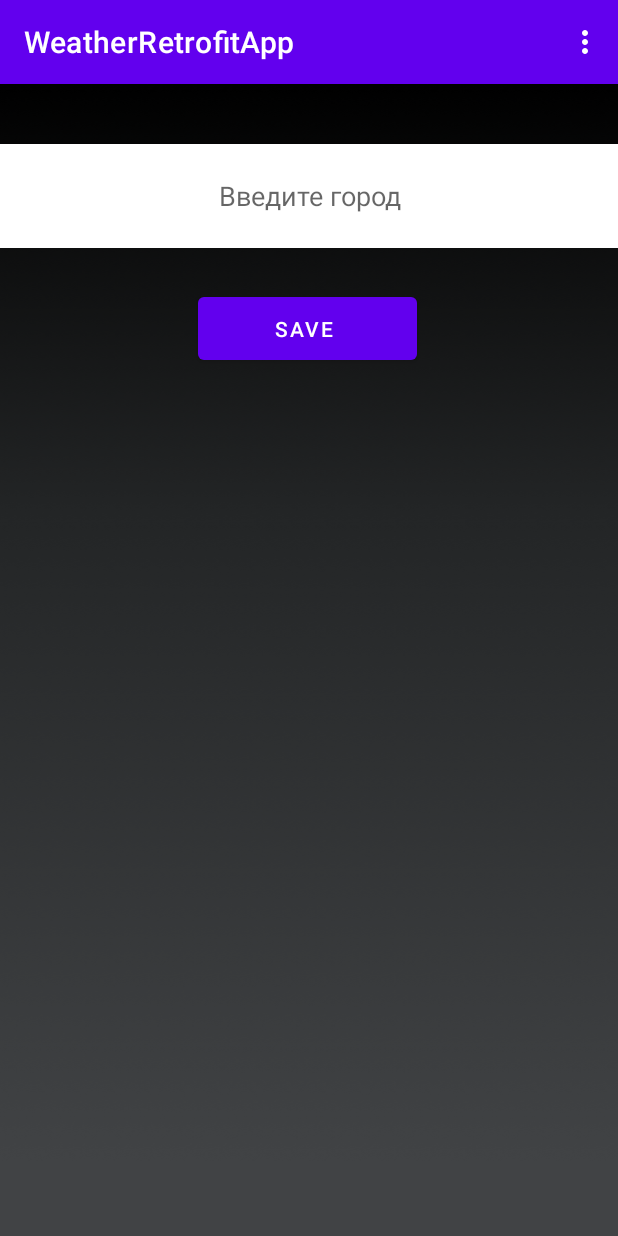
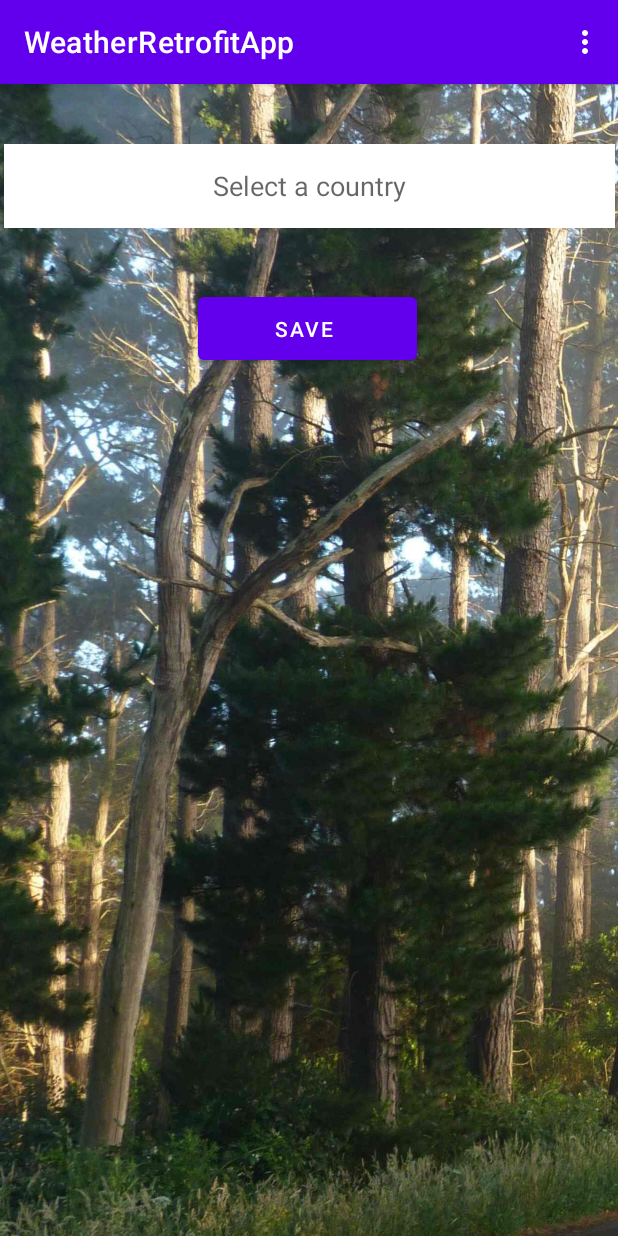
Before and after one commit to lakinsbeast/WeatherRetrofitApp, an Android app: the screen it shows after launch (LocationActivity), in the options menu, after a tap on "Location", on a phone screen of 412 x 824 dp. Run offline under Robolectric (Android 15) with nearby library versions, the phone set to English and light mode, and no system bars; pictures from the network do not load; 1 statement that could not run was skipped.

Commit message:
добавил autocompletetextvview и бэкграунд, меняющийся того, какой сейчас день(утро, день, вечер и ночь)

```diff
--- a/app/src/main/java/code/with/me/weatherretrofitapp/LocationActivity.kt
+++ b/app/src/main/java/code/with/me/weatherretrofitapp/LocationActivity.kt
@@ -1,27 +1,45 @@
 package code.with.me.weatherretrofitapp
 
-import android.content.Context
 import android.content.Intent
-import android.content.SharedPreferences
-import androidx.appcompat.app.AppCompatActivity
 import android.os.Bundle
+import android.util.Log
 import android.view.Menu
 import android.view.MenuInflater
+import android.widget.ArrayAdapter
+import androidx.appcompat.app.AppCompatActivity
 import code.with.me.weatherretrofitapp.databinding.ActivityLocationBinding
+import java.util.*
 
 class LocationActivity : AppCompatActivity() {
     private lateinit var binding: ActivityLocationBinding
     var town: String = ""
+    var countries = arrayOf<String>("Paris", "New-York", "London", "Bangkok", "Singapore",
+        "Dubai", "Phuket", "Rome", "Tokyo", "Istanbul", "Seoul", "Prague", "Mecca", "Miami",
+        "Mumbai", "Barcelona", "Moscow", "Budapest", "Melbourne", "Mexico", "Washington", "Nice",
+        "Frankfurt", "Warsaw", "Krakow", "Orlando")
 
     override fun onCreate(savedInstanceState: Bundle?) {
         super.onCreate(savedInstanceState)
         binding = ActivityLocationBinding.inflate(layoutInflater)
         setContentView(binding.root)
 
+        var date = Calendar.getInstance().get(Calendar.HOUR_OF_DAY)
+        Log.d("hours", date.toString())
+        when (date) {
+            0,1,2,3,4,5,6 -> binding.locactivity.setBackgroundResource(R.drawable.evening_forest)
+            7,8,9,10,11,12 -> binding.locactivity.setBackgroundResource(R.drawable.day_forest)
+            13,14,15,16,17,18 -> binding.locactivity.setBackgroundResource(R.drawable.evening_forest)
+            19,20,21,22,23 -> binding.locactivity.setBackgroundResource(R.drawable.night_forest)
+        }
+
+        val adapter = ArrayAdapter<String>(this, android.R.layout.simple_list_item_1, countries)
+        binding.choiceTown.setAdapter(adapter)
+
 
 
         binding.initTown.setOnClickListener {
-            town = binding.editTown.text.toString()
+//            town = binding.editTown.text.toString()
+            town = binding.choiceTown.text.toString()
             val i = Intent(this, MainActivity::class.java)
             i.putExtra("theTown", town)
             startActivity(i)
--- a/app/src/main/java/code/with/me/weatherretrofitapp/MainActivity.kt
+++ b/app/src/main/java/code/with/me/weatherretrofitapp/MainActivity.kt
@@ -1,5 +1,6 @@
 package code.with.me.weatherretrofitapp
 
+import android.annotation.SuppressLint
 import android.content.Intent
 import android.os.Bundle
 import android.util.Log
@@ -10,7 +11,7 @@ import androidx.core.view.isVisible
 import androidx.lifecycle.Observer
 import androidx.lifecycle.ViewModelProvider
 import code.with.me.weatherretrofitapp.databinding.ActivityMainBinding
-import com.squareup.picasso.Picasso
+import java.util.*
 
 class MainActivity : AppCompatActivity() {
     private lateinit var binding: ActivityMainBinding
@@ -19,6 +20,7 @@ class MainActivity : AppCompatActivity() {
     var getdata: String = ""
     val weatherService = WeatherService.create()
     val weatherRepository = WeatherRepository(weatherService)
+    @SuppressLint("SetTextI18n")
     override fun onCreate(savedInstanceState: Bundle?) {
         super.onCreate(savedInstanceState)
         binding = ActivityMainBinding.inflate(layoutInflater)
@@ -32,13 +34,22 @@ class MainActivity : AppCompatActivity() {
                 TempC.isVisible = false
                 TextTitle.isVisible = false
                 lastUpdateTitle.isVisible = false
-                ImageTitle.isVisible = false
+//                ImageTitle.isVisible = false
 
                 townTitle.text = viewModel.town.value
 
+                var date = Calendar.getInstance().get(Calendar.HOUR_OF_DAY)
+                Log.d("hours", date.toString())
+                when (date) {
+                    0,1,2,3,4,5,6 -> binding.mainactivity.setBackgroundResource(R.drawable.evening_forest)
+                    7,8,9,10,11,12 -> binding.mainactivity.setBackgroundResource(R.drawable.day_forest)
+                    13,14,15,16,17,18 -> binding.mainactivity.setBackgroundResource(R.drawable.evening_forest)
+                    19,20,21,22,23 -> binding.mainactivity.setBackgroundResource(R.drawable.night_forest)
+                }
+
 
                 viewModel.tempC.observe(this@MainActivity, Observer { temp_c ->
-                    binding.TempC.text = temp_c.toString()
+                    binding.TempC.text = "$temp_c℃"
                     TempC.isVisible = true
                 })
                 viewModel.textTitle.observe(this@MainActivity, Observer { textTitle ->
@@ -46,18 +57,19 @@ class MainActivity : AppCompatActivity() {
                     TextTitle.isVisible = true
                 })
                 viewModel.lastUpdateTitleData.observe(this@MainActivity, Observer { lastUpdateTitlee ->
-                    binding.lastUpdateTitle.text = ("Последнее обновление:\n$lastUpdateTitlee")
+                    binding.lastUpdateTitle.text = ("Последнее обновление погоды:\n$lastUpdateTitlee")
                     lastUpdateTitle.isVisible = true
                 })
                 viewModel.feelsLikeTitle.observe(this@MainActivity, Observer { feelsLikeTitle ->
-                    binding.feelslikeTitle.text = ("По ощущениям:\n$feelsLikeTitle")
+                    binding.feelslikeTitle.text = ("По ощущениям:\n$feelsLikeTitle℃")
                     feelslikeTitle.isVisible = true
                 })
-                viewModel.urlImage.observe(this@MainActivity, Observer { urlImage ->
-                    binding.ImageTitle.isVisible = true
-                    val imageUrl = ("https:$urlImage")
-                    Picasso.get().load(imageUrl).into(binding.ImageTitle)
-                })
+                //выпилил, пушто иконки были маленького размера
+//                viewModel.urlImage.observe(this@MainActivity, Observer { urlImage ->
+//                    binding.ImageTitle.isVisible = true
+//                    val imageUrl = ("https:$urlImage")
+//                    Picasso.get().load(imageUrl).into(binding.ImageTitle)
+//                })
             }
 
         })
--- a/app/src/main/res/layout/activity_location.xml
+++ b/app/src/main/res/layout/activity_location.xml
@@ -5,27 +5,7 @@
     android:layout_width="match_parent"
     android:layout_height="match_parent"
     tools:context=".LocationActivity"
-    android:background="@drawable/backgr1">
-
-    <EditText
-        android:id="@+id/editTown"
-        android:layout_width="413dp"
-        android:layout_height="69dp"
-        android:background="#FFFFFF"
-        android:ems="10"
-        android:gravity="center"
-        android:hint="Введите город"
-        android:inputType="textPersonName"
-        android:minHeight="48dp"
-        android:textAlignment="center"
-        android:textColor="#000000"
-        app:layout_constraintBottom_toBottomOf="parent"
-        app:layout_constraintEnd_toEndOf="parent"
-        app:layout_constraintHorizontal_bias="1.0"
-        app:layout_constraintStart_toStartOf="parent"
-        app:layout_constraintTop_toTopOf="parent"
-        app:layout_constraintVertical_bias="0.057"
-        tools:ignore="SpeakableTextPresentCheck" />
+    android:id="@+id/locactivity">
 
     <Button
         android:id="@+id/initTown"
@@ -38,4 +18,19 @@
         app:layout_constraintHorizontal_bias="0.496"
         app:layout_constraintStart_toStartOf="parent"
         app:layout_constraintTop_toTopOf="parent" />
+
+    <AutoCompleteTextView
+        android:id="@+id/choice_town"
+        android:layout_width="407dp"
+        android:layout_height="56dp"
+        android:autoText="false"
+        android:background="#FFFFFF"
+        android:backgroundTint="#FFFFFF"
+        android:hint="Select a country"
+        android:textAlignment="center"
+        app:layout_constraintBottom_toTopOf="@+id/initTown"
+        app:layout_constraintEnd_toEndOf="parent"
+        app:layout_constraintStart_toStartOf="parent"
+        app:layout_constraintTop_toTopOf="parent" />
+
 </androidx.constraintlayout.widget.ConstraintLayout>
--- a/build.gradle
+++ b/build.gradle
@@ -1,7 +1,7 @@
 // Top-level build file where you can add configuration options common to all sub-projects/modules.
 plugins {
-    id 'com.android.application' version '7.1.1' apply false
-    id 'com.android.library' version '7.1.1' apply false
+    id 'com.android.application' version '7.1.2' apply false
+    id 'com.android.library' version '7.1.2' apply false
     id 'org.jetbrains.kotlin.android' version '1.6.10' apply false
 }
 
```
Also changed, not shown: app/src/main/res/layout/activity_main.xml (+7 -16 lines), app/src/main/res/drawable/day_forest.jpg (added), app/src/main/res/drawable/evening_forest.jpg (added), app/src/main/res/drawable/morning_forest.jpg (added), app/src/main/res/drawable/night_forest.jpg (added).
